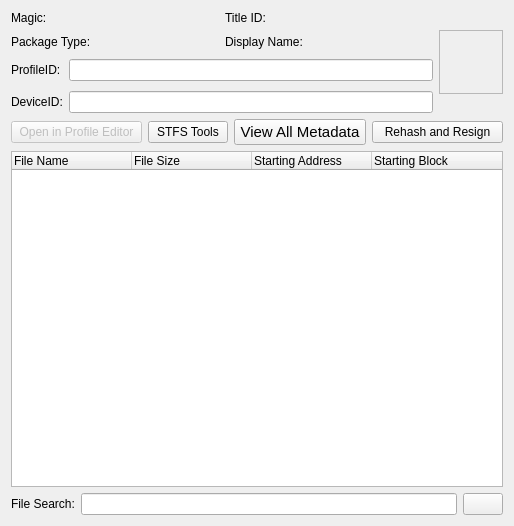
First picture: the form in Velocity/packageviewer.ui, repository hetelek/Velocity, before the edit.
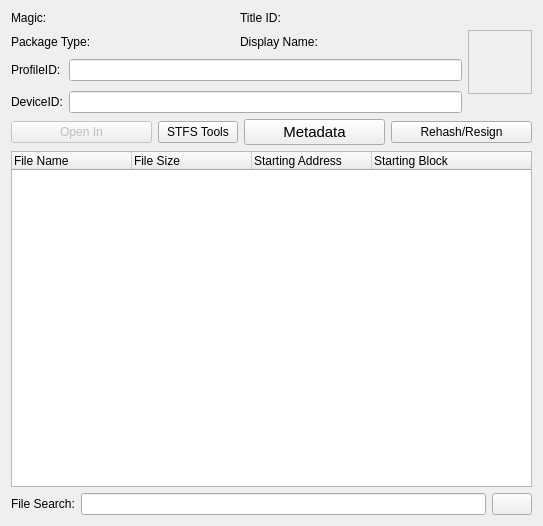
Second picture: the form after the edit. Icons and pictures are not drawn.

Patch:
```diff
--- a/Velocity/packageviewer.ui
+++ b/Velocity/packageviewer.ui
@@ -6,7 +6,7 @@
    <rect>
     <x>0</x>
     <y>0</y>
-    <width>514</width>
+    <width>543</width>
     <height>526</height>
    </rect>
   </property>
@@ -135,8 +135,14 @@
        <property name="enabled">
         <bool>false</bool>
        </property>
+       <property name="maximumSize">
+        <size>
+         <width>16777213</width>
+         <height>16777215</height>
+        </size>
+       </property>
        <property name="text">
-        <string>Open in Profile Editor</string>
+        <string>Open In</string>
        </property>
        <property name="icon">
         <iconset resource="Resources.qrc">
@@ -163,7 +169,7 @@
         </font>
        </property>
        <property name="text">
-        <string>View All Metadata</string>
+        <string>Metadata</string>
        </property>
        <property name="icon">
         <iconset resource="Resources.qrc">
@@ -174,7 +180,7 @@
      <item>
       <widget class="QPushButton" name="btnFix">
        <property name="text">
-        <string>Rehash and Resign</string>
+        <string>Rehash/Resign</string>
        </property>
        <property name="icon">
         <iconset resource="Resources.qrc">
@@ -257,6 +263,21 @@
         <iconset resource="Resources.qrc">
          <normaloff>:/Images/undo.png</normaloff>:/Images/undo.png</iconset>
        </property>
+       <property name="checkable">
+        <bool>false</bool>
+       </property>
+       <property name="checked">
+        <bool>false</bool>
+       </property>
+       <property name="autoDefault">
+        <bool>true</bool>
+       </property>
+       <property name="default">
+        <bool>false</bool>
+       </property>
+       <property name="flat">
+        <bool>false</bool>
+       </property>
       </widget>
      </item>
     </layout>
```
Left out of the diff: 4 changed lines with no effect on the pictures.
